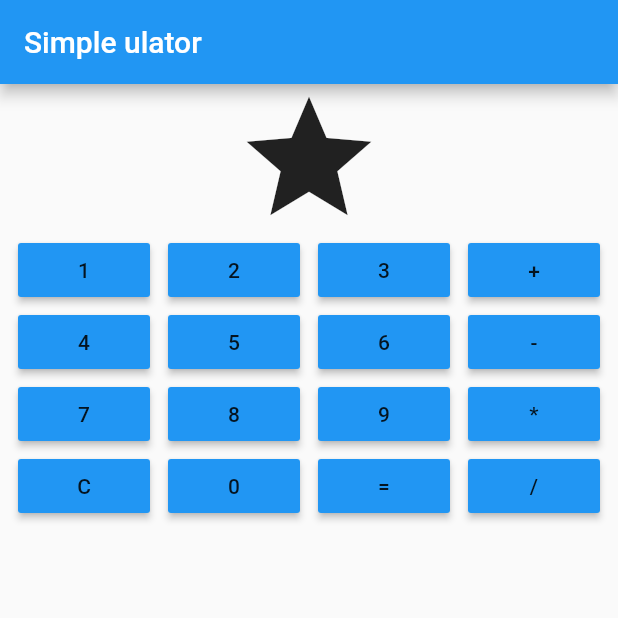
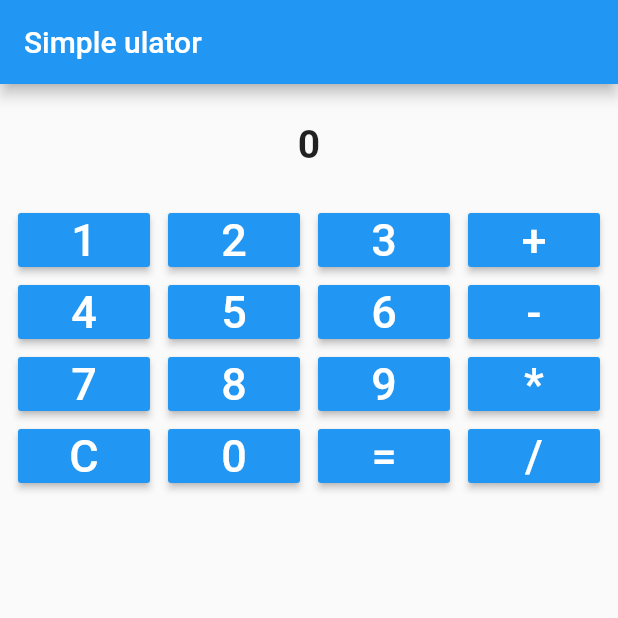
Before and after one commit to xnio94/calculate, a Flutter app: the screen it shows after launch, on a phone screen of 412 x 824 dp, the top half of it. Run offline on Flutter 3.47's test engine with Material 2 defaults, Android fonts, the phone set to English and light mode, and no system bars.

```diff
--- a/lib/main.dart
+++ b/lib/main.dart
@@ -38,27 +38,75 @@ class MyButton extends RaisedButton {
 */
 
 class MyButton extends Tooltip {
-  MyButton(x, context)
+  MyButton(x, f, context)
       : super(
             message: x,
             child: new RaisedButton(
-              child: Text(x),
+              child: Text(x,
+                  style: TextStyle(fontSize: 30, color: Color(0xFFFFFFFF))),
               color: Theme.of(context).accentColor,
               splashColor: Colors.blueGrey,
-              onPressed: () {
-                print("anas");
-
-
-              },
+              onPressed: f,
             ));
 }
 
 class _MyHomePageState extends State<MyHomePage> {
-  int NUM = 0;
+  double num = 0;
+  double res = 0;
   String op;
+  void pressNum(x) {
+    setState(() {
+      num *= 10;
+      num += x;
+    });
+  }
 
-  void _incrementCounter() {
-    setState(() {});
+  void pressOpp(x) {
+    setState(() {
+      if (op == null)
+        res = num;
+      else {
+        if (op == "*") res = res * num;
+        if (op == "/") {
+          if (num != 0)
+            num = res / res;
+          else
+            print("problem : no devid by 0 ");
+        }
+        if (op == "+") res = res + num;
+        if (op == "-") res = res - num;
+        op = null;
+      }
+
+      num = 0;
+      op = x;
+    });
+  }
+
+  void pressEql() {
+    setState(() {
+      if (op == null)
+        res = num;
+      else {
+        if (op == "*") num = res * num;
+        if (op == "/") {
+          if (num != 0)
+            num = res / num;
+          else
+            print("problem : no devid by 0 ");
+        }
+        if (op == "+") num = res + num;
+        if (op == "-") num = res - num;
+        op = null;
+      }
+    });
+  }
+
+  void pressC() {
+    setState(() {
+      num = 0;
+      res = 0;
+    });
   }
 
   @override
@@ -73,43 +121,59 @@ class _MyHomePageState extends State<MyHomePage> {
           new Row /*or Column*/ (
             mainAxisAlignment: MainAxisAlignment.spaceEvenly,
             children: <Widget>[
-              new Icon(Icons.star, size: 100.0),
+              //new Icon(Icons.star, size: 100.0),
+              Container(
+                  // color: Colors.blueAccent,
+                  height: 80,
+                  child: Center(
+                    child: Text(
+                      (num == num.floor())
+                          ? num.floor().toString()
+                          : num.toString(),
+                      textAlign: TextAlign.left,
+                      overflow: TextOverflow.ellipsis,
+                      style: TextStyle(
+                        fontSize: 26,
+                        fontWeight: FontWeight.bold,
+                      ), //color: Colors.white),
+                    ),
+                  ))
             ],
           ),
           new Row /*or Column*/ (
             mainAxisAlignment: MainAxisAlignment.spaceEvenly,
             children: <Widget>[
-              MyButton('1', context),
-              MyButton('2', context),
-              MyButton('3', context),
-              MyButton('+', context),
+              MyButton('1', () => pressNum(1), context),
+              MyButton('2', () => pressNum(2), context),
+              MyButton('3', () => pressNum(3), context),
+              MyButton('+', () => pressOpp('+'), context),
             ],
           ),
           new Row /*or Column*/ (
             mainAxisAlignment: MainAxisAlignment.spaceEvenly,
             children: <Widget>[
-              MyButton('4', context),
-              MyButton('5', context),
-              MyButton('6', context),
-              MyButton('-', context)
+              MyButton('4', () => pressNum(4), context),
+              MyButton('5', () => pressNum(5), context),
+              MyButton('6', () => pressNum(6), context),
+              MyButton('-', () => pressOpp('-'), context)
             ],
           ),
           new Row /*or Column*/ (
             mainAxisAlignment: MainAxisAlignment.spaceEvenly,
             children: <Widget>[
-              MyButton('7', context),
-              MyButton('8', context),
-              MyButton('9', context),
-              MyButton('*', context),
+              MyButton('7', () => pressNum(7), context),
+              MyButton('8', () => pressNum(8), context),
+              MyButton('9', () => pressNum(9), context),
+              MyButton('*', () => pressOpp('*'), context),
             ],
           ),
           new Row /*or Column*/ (
             mainAxisAlignment: MainAxisAlignment.spaceEvenly,
             children: <Widget>[
-              MyButton('C', context),
-              MyButton('0', context),
-              MyButton('=', context),
-              MyButton('/', context),
+              MyButton('C', pressC, context),
+              MyButton('0', () => pressNum(0), context),
+              MyButton('=', pressEql, context),
+              MyButton('/', () => pressOpp('/'), context),
             ],
           ),
         ],
```
